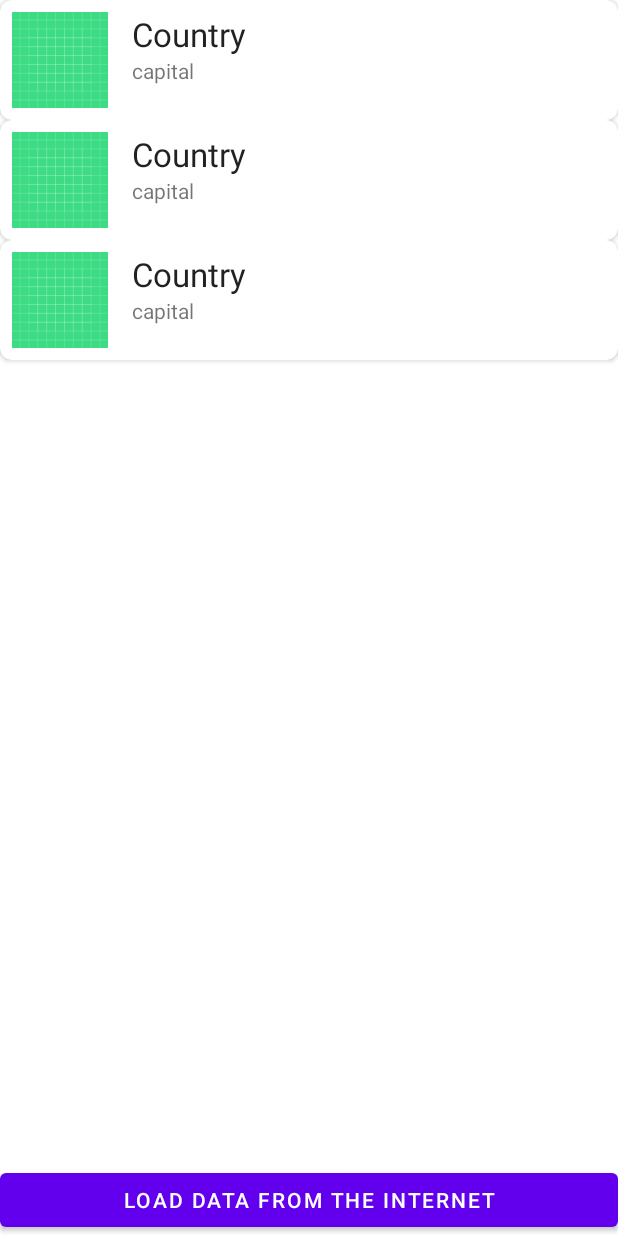
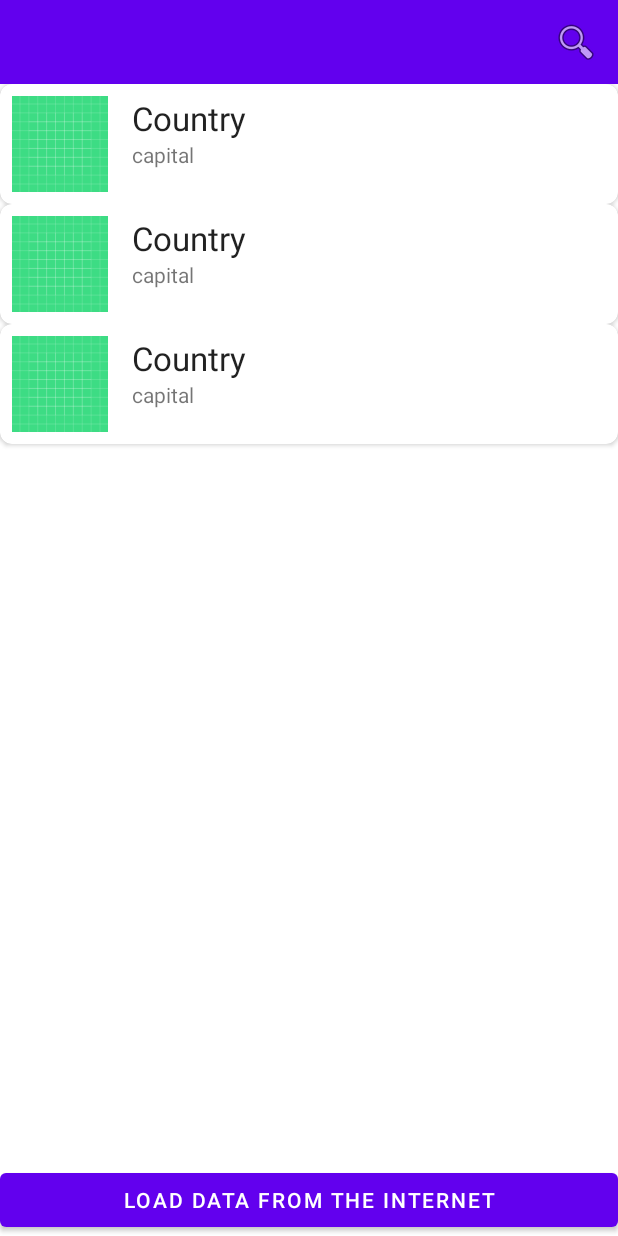
Before and after one commit to Infinityay/mobileAppDev_assign_003, an Android app: the layout layout_recycler_view.xml on its own in the app's theme, with its tools: preview values and no code run, on a phone screen of 412 x 824 dp. Run offline under Robolectric (Android 15) with nearby library versions, the phone set to English and light mode, and no system bars; network calls fail.

```diff
--- a/app/src/main/res/layout/layout_recycler_view.xml
+++ b/app/src/main/res/layout/layout_recycler_view.xml
@@ -1,10 +1,22 @@
 <?xml version="1.0" encoding="utf-8"?>
+
 <RelativeLayout xmlns:android="http://schemas.android.com/apk/res/android"
     xmlns:tools="http://schemas.android.com/tools"
+    xmlns:app="http://schemas.android.com/apk/res-auto"
     android:id="@+id/layout_recycler_view"
     android:layout_width="match_parent"
     android:layout_height="match_parent"
     tools:context=".MainActivity">
+
+
+    <androidx.appcompat.widget.Toolbar
+        android:id="@+id/toolbar"
+        android:layout_width="match_parent"
+        android:layout_height="wrap_content"
+        android:background="?attr/colorPrimary"
+        android:minHeight="?attr/actionBarSize"
+        android:theme="?attr/actionBarTheme"
+        app:menu="@menu/main_menu"/>
 
 
 
@@ -12,11 +24,11 @@
     <androidx.recyclerview.widget.RecyclerView
         android:id="@+id/country_recycler_view"
         android:layout_width="match_parent"
-        android:layout_height="match_parent"
+        android:layout_height="wrap_content"
         android:layout_above="@+id/country_progressBar"
-        android:layout_alignParentTop="true"
         android:nestedScrollingEnabled="false"
-        tools:listitem="@layout/item_recycler_view" />
+        tools:listitem="@layout/item_recycler_view"
+        android:layout_below="@id/toolbar"/>
 
 
     <!--Adding progress bar for the purpose of loading-->
--- /dev/null
+++ b/app/src/main/res/menu/main_menu.xml
@@ -0,0 +1,9 @@
+<menu xmlns:android="http://schemas.android.com/apk/res/android"
+xmlns:app="http://schemas.android.com/apk/res-auto">
+<item
+    android:id="@+id/action_search"
+    android:title="@string/search"
+    android:icon="@android:drawable/ic_menu_search"
+    app:showAsAction="always|collapseActionView"
+    app:actionViewClass="androidx.appcompat.widget.SearchView" />
+</menu>
--- a/app/src/main/res/values/strings.xml
+++ b/app/src/main/res/values/strings.xml
@@ -9,4 +9,5 @@
     <string name="load_data_from_internet" />
     <string name="loading" />
     <string name="downloading">downloading ...</string>
+    <string name="search" />
 </resources>
--- a/app/src/main/res/values/themes.xml
+++ b/app/src/main/res/values/themes.xml
@@ -1,6 +1,6 @@
 <resources xmlns:tools="http://schemas.android.com/tools">
     <!-- Base application theme. -->
-    <style name="Theme.MyApplication" parent="Theme.MaterialComponents.DayNight.DarkActionBar">
+    <style name="Theme.MyApplication" parent="Theme.MaterialComponents.DayNight.NoActionBar">
         <!-- Primary brand color. -->
         <item name="colorPrimary">@color/purple_500</item>
         <item name="colorPrimaryVariant">@color/purple_700</item>
```
Also changed, not shown: app/src/main/java/com/example/assignment_003/CountryAdapter.java (+47 -8 lines), app/src/main/java/com/example/assignment_003/MainActivity.java (+70 -4 lines), 1 other file.
